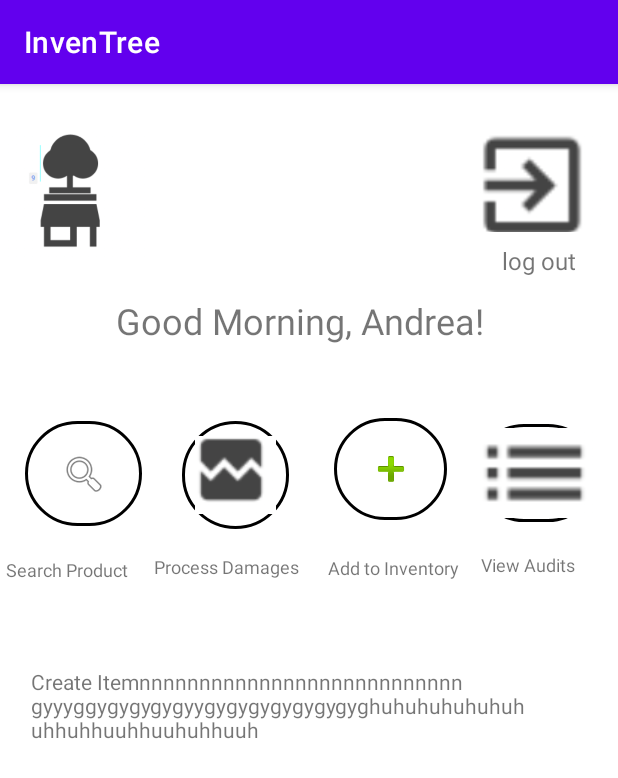
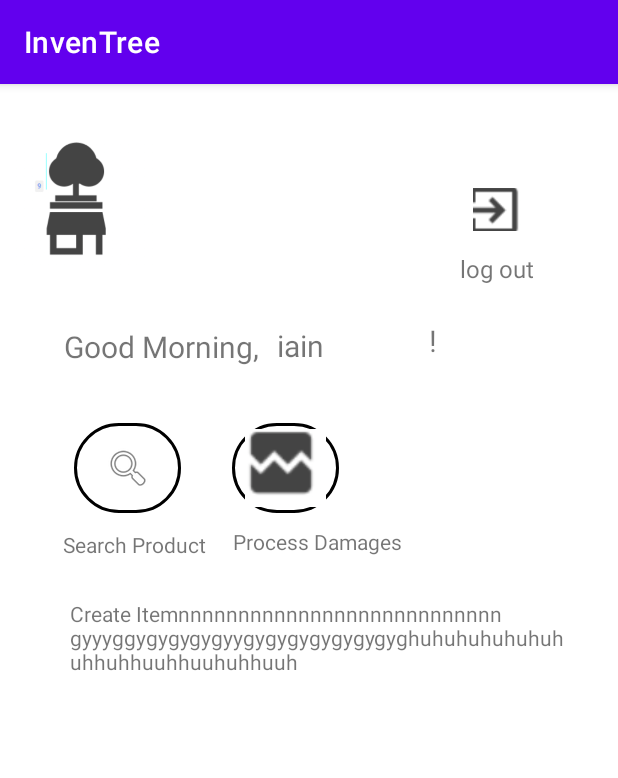
Before and after one commit to niceNiceiain2/InvenTree, an Android app: the screen it shows after launch (ManagerHomepage before the commit, EmployeeHomepage after it), after a tap on "LOG IN", on a phone screen of 412 x 824 dp. Shown: the top 778 px of the screen. Run offline under Robolectric (Android 15) with nearby library versions, the light colour scheme and no system bars.

Commit message:
I added a SKU functionality and added an employee and manager updated login.

```diff
--- a/app/src/main/java/edu/utsa/cs4593/inventree/EmployeeHomepage.java
+++ b/app/src/main/java/edu/utsa/cs4593/inventree/EmployeeHomepage.java
@@ -3,6 +3,7 @@ package edu.utsa.cs4593.inventree;
 import android.os.Bundle;
 import android.widget.ImageButton;
 import android.widget.TableLayout;
+import android.widget.TextView;
 
 import androidx.appcompat.app.AppCompatActivity;
 
@@ -27,6 +28,11 @@ public class EmployeeHomepage extends AppCompatActivity {
         super.onCreate(savedInstanceState);
         setContentView(R.layout.employeehomepage);
 
+        String username = getIntent().getStringExtra("username");
+        TextView un = findViewById(R.id.textView38);
+        un.setTextSize(20);
+        un.setText(username);
+
         ImageButton logout = findViewById(R.id.imageButton8);
         logout.setOnClickListener(new LogoutController(getApplicationContext()));
 
--- a/app/src/main/java/edu/utsa/cs4593/inventree/ManagerHomepage.java
+++ b/app/src/main/java/edu/utsa/cs4593/inventree/ManagerHomepage.java
@@ -5,6 +5,7 @@ import android.widget.Button;
 import android.widget.EditText;
 import android.widget.ImageButton;
 import android.widget.TableLayout;
+import android.widget.TextView;
 
 import androidx.appcompat.app.AppCompatActivity;
 
@@ -32,6 +33,11 @@ public class ManagerHomepage extends AppCompatActivity {
         super.onCreate(savedInstanceState);
         setContentView(R.layout.managerhomepage);
 
+        String username = getIntent().getStringExtra("username");
+        TextView un = findViewById(R.id.textView37);
+        un.setTextSize(20);
+        un.setText(username);
+
         ImageButton logout = findViewById(R.id.imageButton7);
         logout.setOnClickListener(new LogoutController(getApplicationContext()));
 
--- a/app/src/main/java/edu/utsa/cs4593/inventree/controller/SigninController.java
+++ b/app/src/main/java/edu/utsa/cs4593/inventree/controller/SigninController.java
@@ -19,7 +19,7 @@ public class SigninController implements View.OnClickListener {
         String username = MainActivity.username.getText().toString();
         String password = MainActivity.password.getText().toString();
 
-        if ( (username.equals("iain")) || (username.equals("isabella")) )
+        if ( (username.equals("iainMGR")) || (username.equals("isabellaMGR")) )
         {
             if (password.equals("password")) {
                 if (Inventory.getInventory() == null) {
@@ -34,6 +34,17 @@ public class SigninController implements View.OnClickListener {
                 toast.show();
             }
         }
+        else if ( (username.equals("iain")) || (username.equals("isabella")) )
+        {
+            if (password.equals("password")) {
+                if (Inventory.getInventory() == null) {
+                    Inventory.buildInventory(context);
+                }
+                Intent intent = new Intent(context, EmployeeHomepage.class);
+                intent.putExtra("username", username);
+                context.startActivity(intent);
+            }
+        }
         else {
             Toast toast = Toast.makeText(context, "Error wrong username " + username, duration);
             toast.show();
--- a/app/src/main/res/layout/employeehomepage.xml
+++ b/app/src/main/res/layout/employeehomepage.xml
@@ -8,13 +8,91 @@
     tools:context=".EmployeeHomepage">
 
     <ImageButton
+        android:id="@+id/imageButton"
+        android:layout_width="71dp"
+        android:layout_height="60dp"
+        android:layout_marginStart="49dp"
+        android:layout_marginTop="207dp"
+        android:layout_marginEnd="291dp"
+        android:layout_marginBottom="464dp"
+        android:background="@drawable/round_button"
+        app:layout_constraintBottom_toBottomOf="parent"
+        app:layout_constraintEnd_toEndOf="parent"
+        app:layout_constraintStart_toStartOf="parent"
+        app:layout_constraintTop_toTopOf="parent"
+        app:srcCompat="@android:drawable/ic_menu_search" />
+
+    <ImageButton
+        android:id="@+id/imageButton2"
+        android:layout_width="71dp"
+        android:layout_height="60dp"
+        android:layout_marginStart="154dp"
+        android:layout_marginTop="207dp"
+        android:layout_marginEnd="186dp"
+        android:layout_marginBottom="464dp"
+        android:background="@drawable/round_button"
+        app:layout_constraintBottom_toBottomOf="parent"
+        app:layout_constraintEnd_toEndOf="parent"
+        app:layout_constraintStart_toStartOf="parent"
+        app:layout_constraintTop_toTopOf="parent"
+        app:srcCompat="@drawable/scriggle" />
+
+    <TextView
+        android:id="@+id/textView39"
+        android:layout_width="26dp"
+        android:layout_height="35dp"
+        android:layout_marginStart="285dp"
+        android:layout_marginTop="139dp"
+        android:layout_marginEnd="100dp"
+        android:layout_marginBottom="557dp"
+        android:lineSpacingExtra="34sp"
+        android:text="!"
+        android:textSize="20sp"
+        app:layout_constraintBottom_toBottomOf="parent"
+        app:layout_constraintEnd_toEndOf="parent"
+        app:layout_constraintStart_toStartOf="parent"
+        app:layout_constraintTop_toTopOf="parent" />
+
+    <TextView
+        android:id="@+id/textView38"
+        android:layout_width="101dp"
+        android:layout_height="32dp"
+        android:layout_marginStart="184dp"
+        android:layout_marginTop="142dp"
+        android:layout_marginEnd="126dp"
+        android:layout_marginBottom="557dp"
+        app:layout_constraintBottom_toBottomOf="parent"
+        app:layout_constraintEnd_toEndOf="parent"
+        app:layout_constraintStart_toStartOf="parent"
+        app:layout_constraintTop_toTopOf="parent" />
+
+    <TextView
+        android:id="@+id/textView2"
+        android:layout_width="142dp"
+        android:layout_height="31dp"
+        android:layout_marginStart="42dp"
+        android:layout_marginTop="143dp"
+        android:layout_marginEnd="227dp"
+        android:layout_marginBottom="557dp"
+        android:lineSpacingExtra="34sp"
+        android:text="Good Morning, "
+        android:textSize="20sp"
+        app:layout_constraintBottom_toBottomOf="parent"
+        app:layout_constraintEnd_toEndOf="parent"
+        app:layout_constraintStart_toStartOf="parent"
+        app:layout_constraintTop_toTopOf="parent" />
+
+    <ImageButton
         android:id="@+id/imageButton8"
-        android:layout_width="86dp"
-        android:layout_height="65dp"
-        android:layout_marginStart="291dp"
-        android:layout_marginTop="16dp"
-        android:layout_marginEnd="34dp"
-        android:layout_marginBottom="650dp"
+        android:layout_width="66dp"
+        android:layout_height="57dp"
+        android:layout_marginStart="298dp"
+        android:layout_marginTop="36dp"
+        android:layout_marginEnd="47dp"
+        android:layout_marginBottom="638dp"
+        android:saveEnabled="true"
+        android:scaleX=".5"
+        android:scaleY=".5"
         app:layout_constraintBottom_toBottomOf="parent"
         app:layout_constraintEnd_toEndOf="parent"
         app:layout_constraintStart_toStartOf="parent"
@@ -83,49 +161,6 @@
         </LinearLayout>
     </ScrollView>
 
-    <ImageButton
-        android:id="@+id/imageButton"
-        android:layout_width="57dp"
-        android:layout_height="53dp"
-        android:layout_marginStart="46dp"
-        android:layout_marginTop="211dp"
-        android:layout_marginEnd="308dp"
-        android:layout_marginBottom="467dp"
-        app:layout_constraintBottom_toBottomOf="parent"
-        app:layout_constraintEnd_toEndOf="parent"
-        app:layout_constraintStart_toStartOf="parent"
-        app:layout_constraintTop_toTopOf="parent"
-        app:srcCompat="@android:drawable/ic_menu_search" />
-
-    <ImageButton
-        android:id="@+id/imageButton2"
-        android:layout_width="48dp"
-        android:layout_height="46dp"
-        android:layout_marginStart="152dp"
-        android:layout_marginTop="213dp"
-        android:layout_marginEnd="211dp"
-        android:layout_marginBottom="472dp"
-        app:layout_constraintBottom_toBottomOf="parent"
-        app:layout_constraintEnd_toEndOf="parent"
-        app:layout_constraintStart_toStartOf="parent"
-        app:layout_constraintTop_toTopOf="parent"
-        app:srcCompat="@drawable/scriggle" />
-
-    <TextView
-        android:id="@+id/textView2"
-        android:layout_width="320dp"
-        android:layout_height="60dp"
-        android:layout_marginStart="41dp"
-        android:layout_marginTop="138dp"
-        android:layout_marginEnd="50dp"
-        android:layout_marginBottom="533dp"
-        android:text="Good Morning, Iain!"
-        android:textSize="24sp"
-        app:layout_constraintBottom_toBottomOf="parent"
-        app:layout_constraintEnd_toEndOf="parent"
-        app:layout_constraintStart_toStartOf="parent"
-        app:layout_constraintTop_toTopOf="parent" />
-
     <TextView
         android:id="@+id/textView11"
         android:layout_width="wrap_content"
```
Also changed, not shown: app/src/main/res/layout/managerhomepage.xml (+45 -16 lines).
